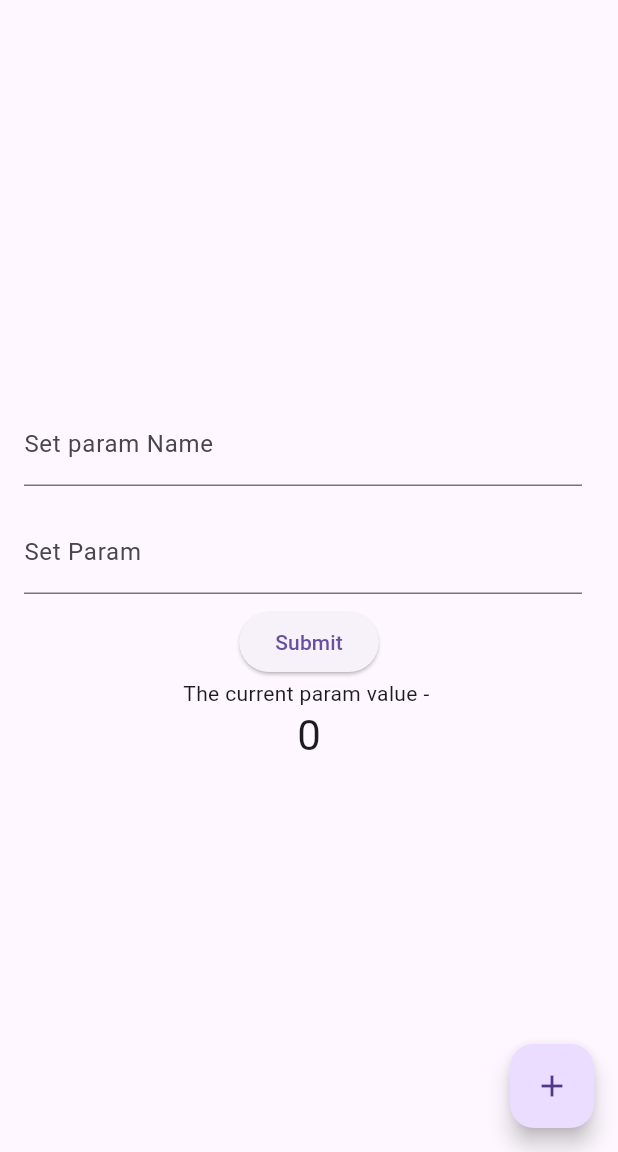
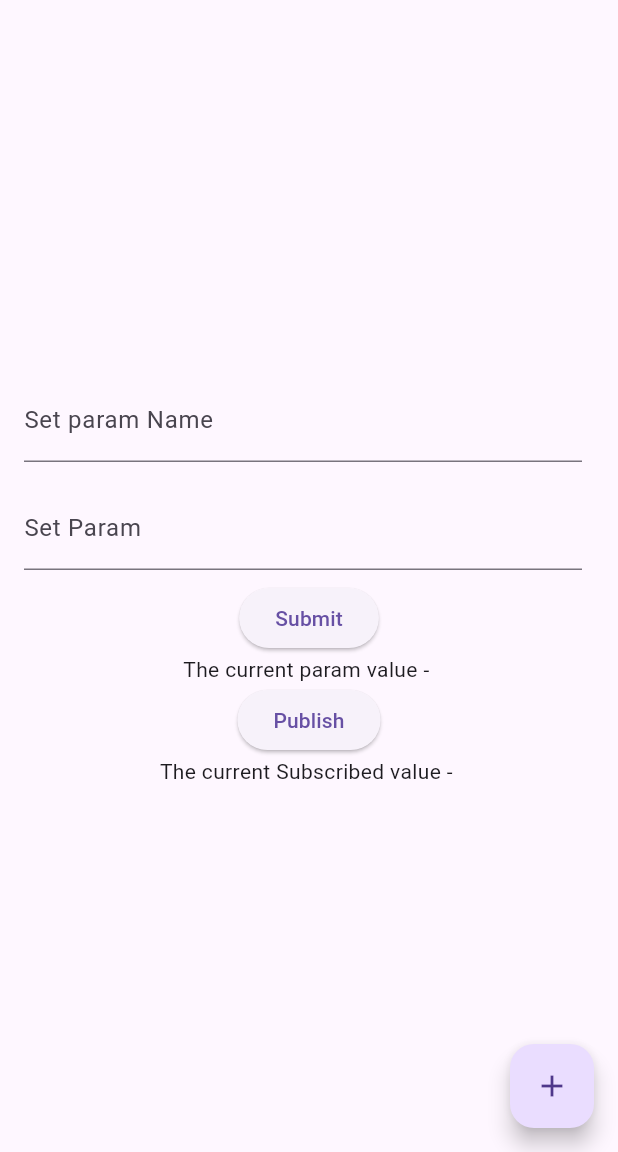
Before and after one commit to stromloop/ros-flutter-controller, a Flutter app: the screen it shows after launch, on a phone screen of 412 x 824 dp, the part 84-1236 px from its top. Run offline on Flutter 3.47's test engine with Material 3 defaults, Android fonts, the phone set to English and light mode, and no system bars; our stand-ins replace freezed_annotation, get, get_it, go_router, injectable, shared_preferences; missing offline and left inert: dartros, std_msgs.

Commit message:
[ADD] added publisher and subscriber to data source

```diff
--- a/lib/data/repositories/sub_data_impl.dart
+++ b/lib/data/repositories/sub_data_impl.dart
@@ -12,4 +12,8 @@ class SubRepositoryImpl implements RosSubRepo {
   @override
   Future<RosString> setParam(paramName, paramValue) =>
       _subDataSource.setParam(paramName,paramValue);
+@override
+void pubString(topic,payload) => _subDataSource.pubString(topic, payload);
+@override
+void subString(topic,dataRef) => _subDataSource.subString(topic, dataRef);
 }
--- a/lib/domain/repositories/sub_repos.dart
+++ b/lib/domain/repositories/sub_repos.dart
@@ -1,7 +1,10 @@
+import 'package:get/get.dart';
 import 'package:ros_flutter/domain/models/string.dart';
 
 // TODO find a proper name for repos
 abstract class RosSubRepo {
 Future<RosString> getParam();
 Future<RosString> setParam(String paramName,String paramValue);
+void pubString(String topic,String payload);
+void subString(String topic,RxString dataRef);
 }
--- a/lib/presentation/pages/param_page.dart
+++ b/lib/presentation/pages/param_page.dart
@@ -88,16 +88,21 @@ class _ParamPageState extends State<ParamPage> {
                 'The current param value - ${controller.paramValue}',
               );
             }),
-            Text(
-              '$_counter',
-              style: Theme.of(context).textTheme.headlineMedium,
-            ),
+	    ElevatedButton(onPressed: (){
+		controller.pubString();
+	    }, child: const Text("Publish")),
+            Obx(() {
+              return Text(
+                'The current Subscribed value - ${controller.subDataString}',
+              );
+            }),
           ],
         ),
       ),
       floatingActionButton: FloatingActionButton(
         onPressed: () {
           controller.getFoo();
+	  controller.subString();
         },
         tooltip: 'Increment',
         child: const Icon(Icons.add),
```
Also changed, not shown: lib/data/data_source/dartros_1/sub_data_source.dart (+15 -1 lines), lib/presentation/controllers/param_controller.dart (+7 -1 lines).
